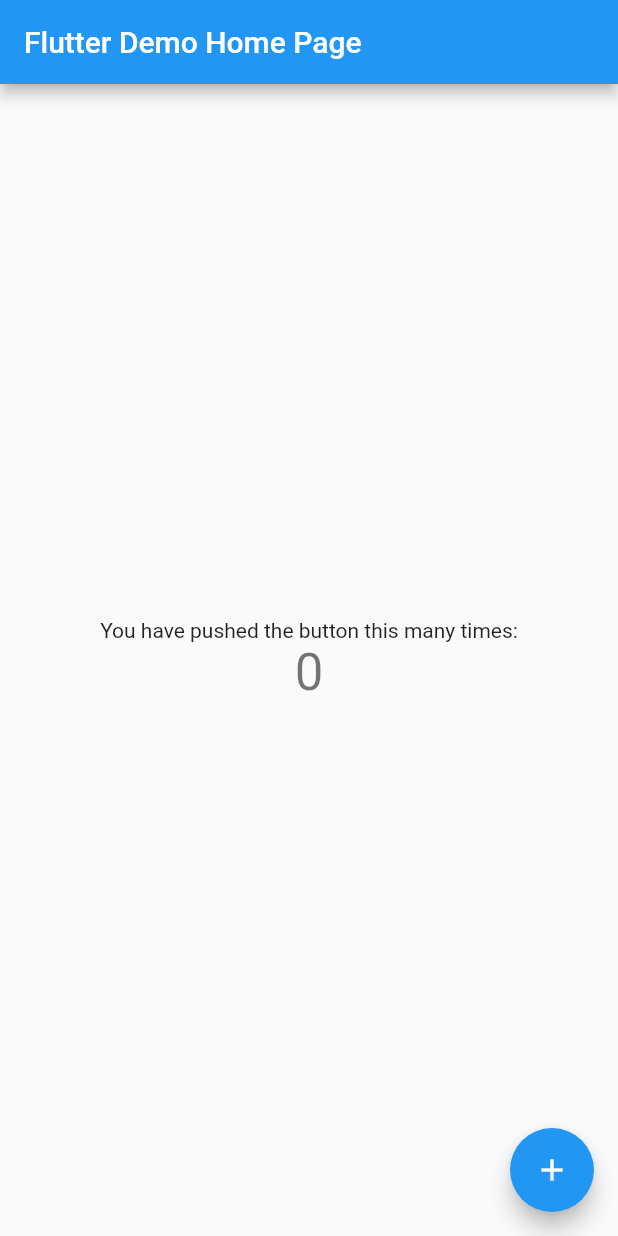
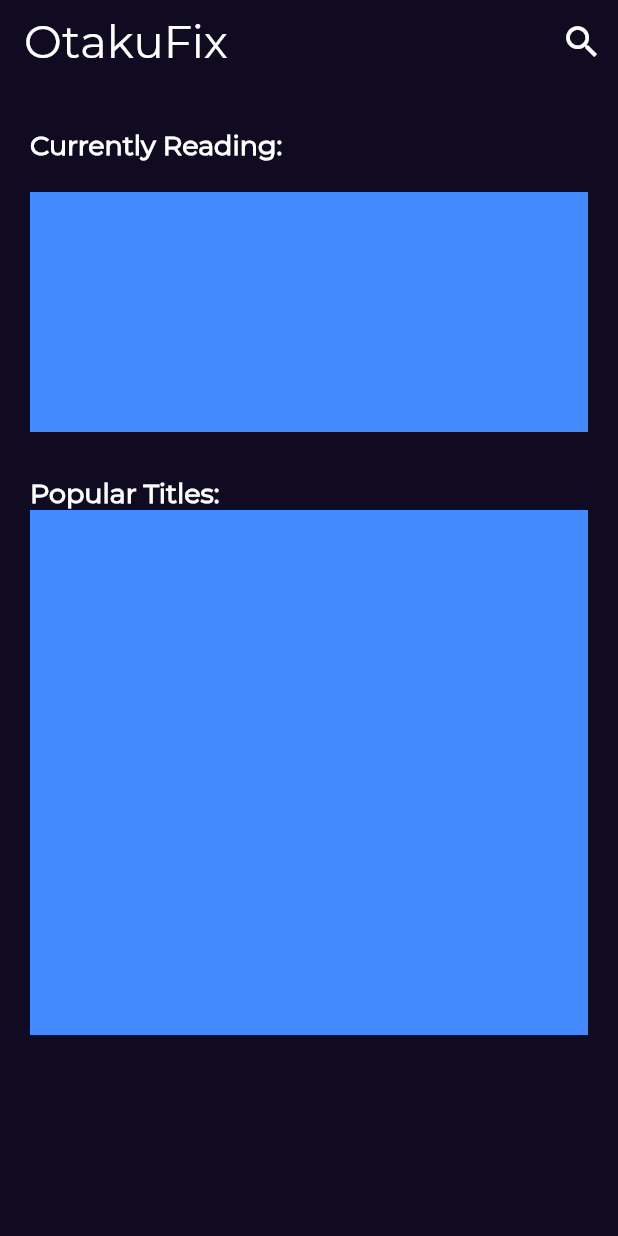
Before and after one commit to manakmishra/OtakuFix, a Flutter app: the screen it shows after launch, on a phone screen of 412 x 824 dp. Run offline on Flutter 3.47's test engine with Material 2 defaults, Android fonts, the phone set to English and light mode, and no system bars.

Commit message:
splash screen and basic home page added

```diff
--- /dev/null
+++ b/lib/constants/colours.dart
@@ -0,0 +1,7 @@
+import 'package:flutter/material.dart';
+
+//theme colors
+final Color kBackgroundColor = Color(0xFF100B20);
+final Color kNavBarColor = Color(0xFF979797);
+final Color kAccentColor = Color(0xFFBDBDBD);
+final Color kPrimaryColor = Color(0xFF979797);
--- /dev/null
+++ b/lib/constants/text_styles.dart
@@ -0,0 +1,20 @@
+import 'package:flutter/material.dart';
+
+const kSplashTitleStyle = TextStyle(
+  color: Colors.white,
+  fontFamily: 'Montserrat',
+  fontSize: 32,
+);
+
+const kAppbarTitleStyle = TextStyle(
+  fontFamily: 'Montserrat',
+  fontStyle: FontStyle.normal,
+  fontSize: 30,
+);
+
+const kBodyTitleStyle = TextStyle(
+  color: Colors.white,
+  fontFamily: 'Montserrat',
+  fontWeight: FontWeight.w600,
+  fontSize: 18,
+);
--- a/lib/main.dart
+++ b/lib/main.dart
@@ -1,117 +1,34 @@
 import 'package:flutter/material.dart';
+import 'package:otaku_fix/constants/colours.dart';
+import 'package:otaku_fix/screens/splash.dart';
 
-void main() {
-  runApp(MyApp());
-}
+void main() => runApp(MyApp());
 
 class MyApp extends StatelessWidget {
   // This widget is the root of your application.
   @override
   Widget build(BuildContext context) {
     return MaterialApp(
-      title: 'Flutter Demo',
-      theme: ThemeData(
-        // This is the theme of your application.
-        //
-        // Try running your application with "flutter run". You'll see the
-        // application has a blue toolbar. Then, without quitting the app, try
-        // changing the primarySwatch below to Colors.green and then invoke
-        // "hot reload" (press "r" in the console where you ran "flutter run",
-        // or simply save your changes to "hot reload" in a Flutter IDE).
-        // Notice that the counter didn't reset back to zero; the application
-        // is not restarted.
-        primarySwatch: Colors.blue,
-        // This makes the visual density adapt to the platform that you run
-        // the app on. For desktop platforms, the controls will be smaller and
-        // closer together (more dense) than on mobile platforms.
+      title: 'OtakuFix',
+      debugShowCheckedModeBanner: false,
+      theme: Theme.of(context).copyWith(
+        brightness: Brightness.dark,
+        primaryColor: kPrimaryColor,
+        accentColor: kAccentColor,
+        backgroundColor: kBackgroundColor,
+        scaffoldBackgroundColor: kBackgroundColor,
         visualDensity: VisualDensity.adaptivePlatformDensity,
       ),
-      home: MyHomePage(title: 'Flutter Demo Home Page'),
+      home: Splash(),
     );
   }
 }
 
-class MyHomePage extends StatefulWidget {
-  MyHomePage({Key key, this.title}) : super(key: key);
-
-  // This widget is the home page of your application. It is stateful, meaning
-  // that it has a State object (defined below) that contains fields that affect
-  // how it looks.
-
-  // This class is the configuration for the state. It holds the values (in this
-  // case the title) provided by the parent (in this case the App widget) and
-  // used by the build method of the State. Fields in a Widget subclass are
-  // always marked "final".
-
-  final String title;
-
-  @override
-  _MyHomePageState createState() => _MyHomePageState();
-}
-
-class _MyHomePageState extends State<MyHomePage> {
-  int _counter = 0;
-
-  void _incrementCounter() {
-    setState(() {
-      // This call to setState tells the Flutter framework that something has
-      // changed in this State, which causes it to rerun the build method below
-      // so that the display can reflect the updated values. If we changed
-      // _counter without calling setState(), then the build method would not be
-      // called again, and so nothing would appear to happen.
-      _counter++;
-    });
-  }
-
-  @override
-  Widget build(BuildContext context) {
-    // This method is rerun every time setState is called, for instance as done
-    // by the _incrementCounter method above.
-    //
-    // The Flutter framework has been optimized to make rerunning build methods
-    // fast, so that you can just rebuild anything that needs updating rather
-    // than having to individually change instances of widgets.
-    return Scaffold(
-      appBar: AppBar(
-        // Here we take the value from the MyHomePage object that was created by
-        // the App.build method, and use it to set our appbar title.
-        title: Text(widget.title),
-      ),
-      body: Center(
-        // Center is a layout widget. It takes a single child and positions it
-        // in the middle of the parent.
-        child: Column(
-          // Column is also a layout widget. It takes a list of children and
-          // arranges them vertically. By default, it sizes itself to fit its
-          // children horizontally, and tries to be as tall as its parent.
-          //
-          // Invoke "debug painting" (press "p" in the console, choose the
-          // "Toggle Debug Paint" action from the Flutter Inspector in Android
-          // Studio, or the "Toggle Debug Paint" command in Visual Studio Code)
-          // to see the wireframe for each widget.
-          //
-          // Column has various properties to control how it sizes itself and
-          // how it positions its children. Here we use mainAxisAlignment to
-          // center the children vertically; the main axis here is the vertical
-          // axis because Columns are vertical (the cross axis would be
-          // horizontal).
-          mainAxisAlignment: MainAxisAlignment.center,
-          children: <Widget>[
-            Text(
-              'You have pushed the button this many times:',
-            ),
-            Text(
-              '$_counter',
-              style: Theme.of(context).textTheme.headline4,
-            ),
-          ],
-        ),
-      ),
-      floatingActionButton: FloatingActionButton(
-        onPressed: _incrementCounter,
-        tooltip: 'Increment',
-        child: Icon(Icons.add),
-      ), // This trailing comma makes auto-formatting nicer for build methods.
-    );
-  }
-}
+/*ThemeData(
+brightness: Brightness.dark,
+primaryColor: kPrimaryColor,
+accentColor: kAccentColor,
+backgroundColor: kBackgroundColor,
+scaffoldBackgroundColor: kBackgroundColor,
+visualDensity: VisualDensity.adaptivePlatformDensity,
+),*/
--- /dev/null
+++ b/lib/screens/home_page.dart
@@ -0,0 +1,59 @@
+import 'package:flutter/material.dart';
+import 'package:otaku_fix/constants/colours.dart';
+import 'package:otaku_fix/constants/text_styles.dart';
+
+class HomePage extends StatefulWidget {
+  @override
+  _HomePageState createState() => _HomePageState();
+}
+
+class _HomePageState extends State<HomePage> {
+  @override
+  Widget build(BuildContext context) {
+    return Scaffold(
+      appBar: AppBar(
+        backgroundColor: kBackgroundColor,
+        elevation: 0,
+        title: Text('OtakuFix', style: kAppbarTitleStyle),
+        actions: <Widget>[
+          FlatButton(
+              padding: EdgeInsets.all(0),
+              minWidth: 32,
+              onPressed: () {},
+              child: Icon(
+                Icons.search,
+                color: Colors.white,
+                size: 28.0,
+              ),
+          ),
+        ],
+      ),
+      body: SingleChildScrollView(
+        child: Padding(
+          padding: const EdgeInsets.only(left: 20.0, top: 30.0, right: 20.0),
+          child: Column(
+            crossAxisAlignment: CrossAxisAlignment.stretch,
+            children: <Widget>[
+              Text(
+                'Currently Reading:',
+                style: kBodyTitleStyle,
+              ),
+              SizedBox(height: 20.0),
+              Container(width: double.infinity, height: 160.0, color: Colors.blueAccent,),
+              SizedBox(height: 30.0),
+              Text(
+                'Popular Titles:',
+                style: kBodyTitleStyle,
+              ),
+              Container(
+                color: Colors.blueAccent,
+                width: double.infinity,
+                height: 350.0,
+              ),
+            ],
+          ),
+        ),
+      ),
+    );
+  }
+}
```
Also changed, not shown: lib/screens/splash.dart (added, +58 -0 lines), pubspec.yaml (+9 -54 lines), assets/fonts/Montserrat-Regular.ttf (added), assets/fonts/Montserrat-SemiBold.ttf (added), lib/screens/favourites_screen.dart (added), lib/screens/preferences_screen.dart (added), 2 other files.
